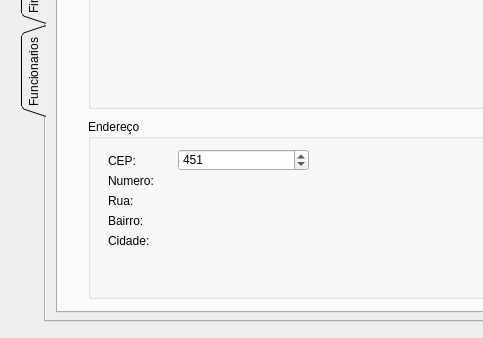
Before: the Qt Designer form Carluguel/modulescreen.ui in mathiashemmer/uni-devops, drawn with Qt 5; both pictures show x 0 to 483 and y 269 to 607 of the 1020 by 607 pixel window.
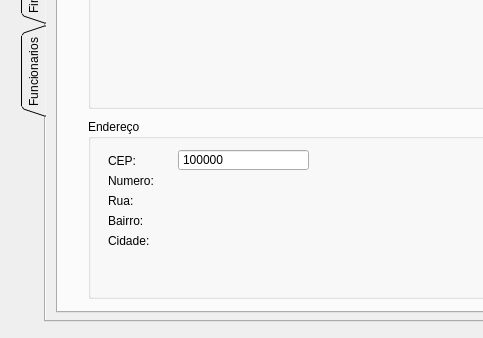
After: the same form once the commit is applied.

Diff of the .ui file:
```diff
--- a/Carluguel/modulescreen.ui
+++ b/Carluguel/modulescreen.ui
@@ -1276,11 +1276,29 @@
           <height>22</height>
          </rect>
         </property>
+        <property name="wrapping">
+         <bool>true</bool>
+        </property>
+        <property name="frame">
+         <bool>true</bool>
+        </property>
+        <property name="buttonSymbols">
+         <enum>QAbstractSpinBox::NoButtons</enum>
+        </property>
+        <property name="correctionMode">
+         <enum>QAbstractSpinBox::CorrectToNearestValue</enum>
+        </property>
+        <property name="minimum">
+         <number>10000000</number>
+        </property>
         <property name="maximum">
-         <number>9999999</number>
+         <number>99999999</number>
+        </property>
+        <property name="singleStep">
+         <number>1</number>
         </property>
         <property name="value">
-         <number>451</number>
+         <number>10000000</number>
         </property>
        </widget>
       </widget>
```
